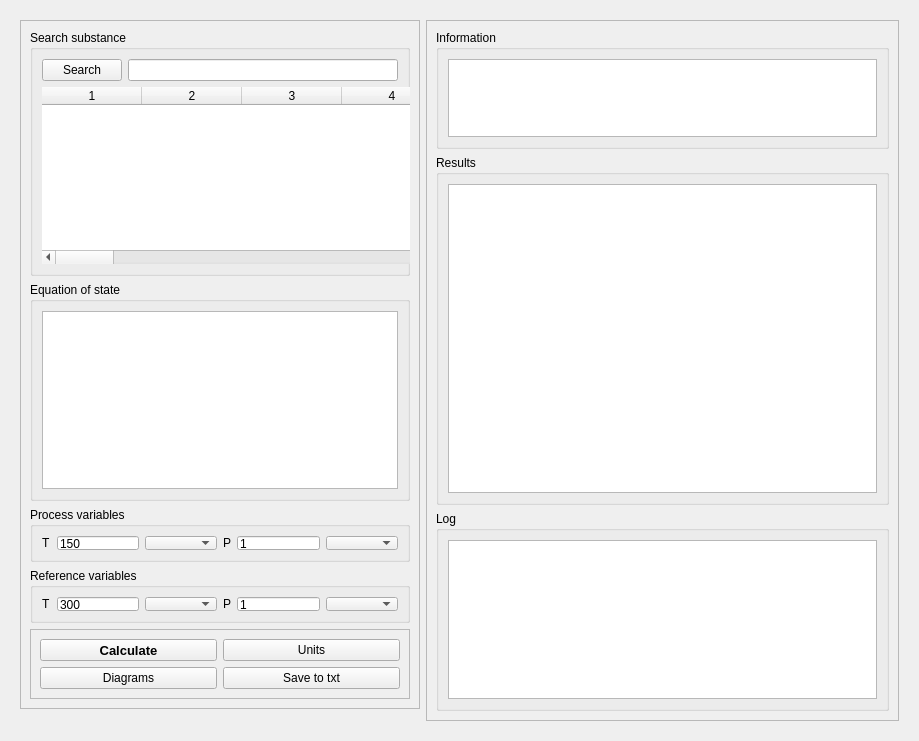
The window that designer/pure_substance_calculations_ui.ui (marcusbfs/Sindri) describes before a commit, drawn with Qt 5.
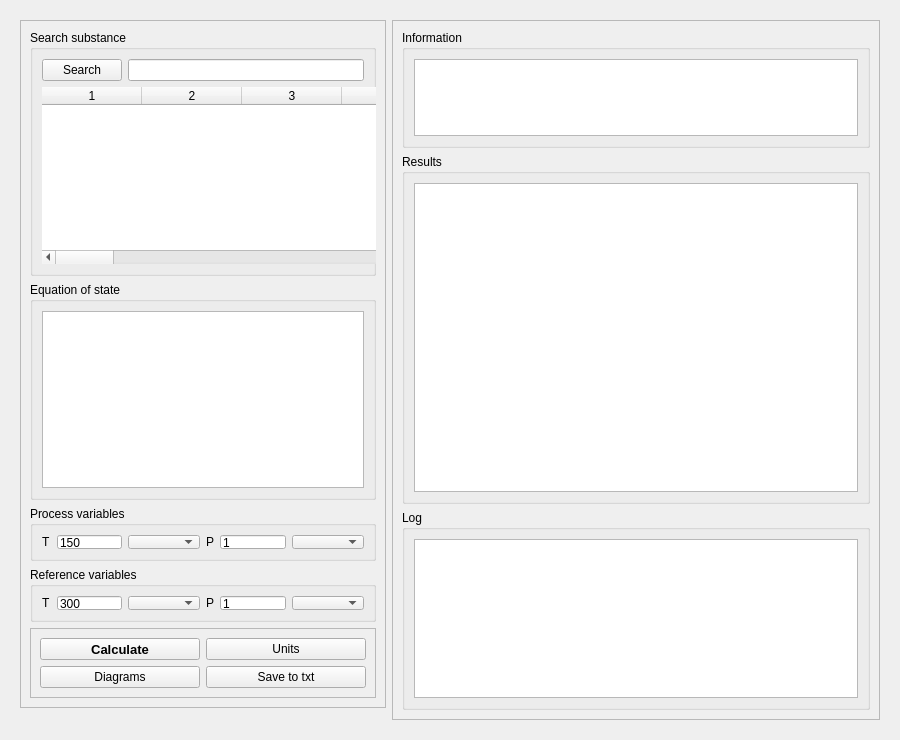
The same window after the commit.

```diff
--- a/designer/pure_substance_calculations_ui.ui
+++ b/designer/pure_substance_calculations_ui.ui
@@ -9,8 +9,8 @@
    <rect>
     <x>0</x>
     <y>0</y>
-    <width>919</width>
-    <height>741</height>
+    <width>900</width>
+    <height>740</height>
    </rect>
   </property>
   <property name="sizePolicy">
@@ -19,6 +19,12 @@
     <verstretch>0</verstretch>
    </sizepolicy>
   </property>
+  <property name="minimumSize">
+   <size>
+    <width>900</width>
+    <height>300</height>
+   </size>
+  </property>
   <property name="windowTitle">
    <string>Pure Substance Calculations</string>
   </property>
@@ -48,13 +54,19 @@
        <rect>
         <x>0</x>
         <y>0</y>
-        <width>901</width>
-        <height>723</height>
+        <width>882</width>
+        <height>722</height>
        </rect>
       </property>
       <layout class="QGridLayout" name="gridLayout_10">
        <item row="0" column="1" rowspan="3">
         <widget class="QFrame" name="frame_results">
+         <property name="sizePolicy">
+          <sizepolicy hsizetype="Preferred" vsizetype="Preferred">
+           <horstretch>4</horstretch>
+           <verstretch>0</verstretch>
+          </sizepolicy>
+         </property>
          <property name="minimumSize">
           <size>
            <width>300</width>
@@ -208,15 +220,21 @@
        </item>
        <item row="0" column="0">
         <widget class="QFrame" name="frame_input">
+         <property name="sizePolicy">
+          <sizepolicy hsizetype="Preferred" vsizetype="Preferred">
+           <horstretch>3</horstretch>
+           <verstretch>0</verstretch>
+          </sizepolicy>
+         </property>
          <property name="minimumSize">
           <size>
-           <width>200</width>
+           <width>350</width>
            <height>0</height>
           </size>
          </property>
          <property name="maximumSize">
           <size>
-           <width>400</width>
+           <width>1677700</width>
            <height>16777215</height>
           </size>
          </property>
```
